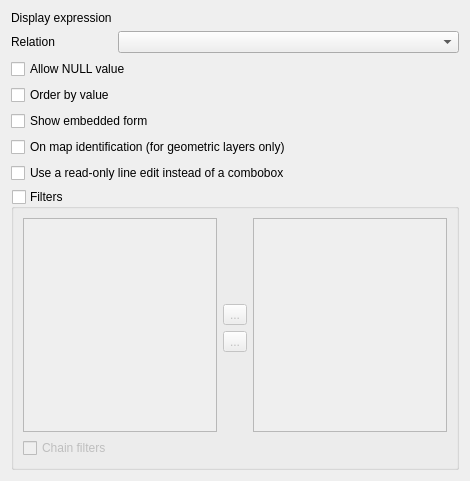
The window that SWGIS-DLLSrc/SWGIS-Gui/swgisrelationreferenceconfigdlgbase.ui (LZS1991/SWGIS) describes before a commit, drawn with Qt 5.
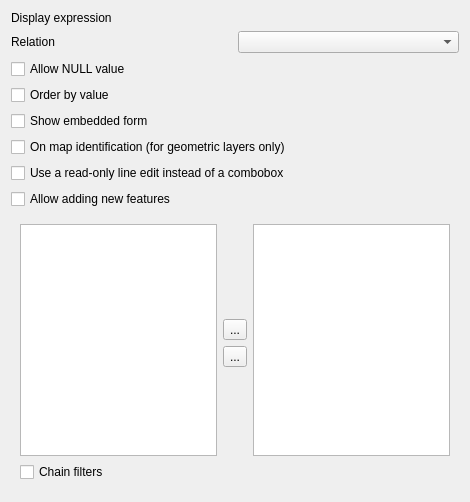
The same window after the commit. Icons and pictures are not drawn. Custom widgets are drawn as their Qt base class.

```diff
--- a/SWGIS-DLLSrc/SWGIS-Gui/swgisrelationreferenceconfigdlgbase.ui
+++ b/SWGIS-DLLSrc/SWGIS-Gui/swgisrelationreferenceconfigdlgbase.ui
@@ -7,80 +7,77 @@
     <x>0</x>
     <y>0</y>
     <width>470</width>
-    <height>481</height>
+    <height>502</height>
    </rect>
   </property>
   <property name="windowTitle">
    <string>Dialog</string>
   </property>
-  <layout class="QFormLayout" name="formLayout">
-   <property name="fieldGrowthPolicy">
-    <enum>QFormLayout::AllNonFixedFieldsGrow</enum>
-   </property>
-   <item row="0" column="0">
-    <widget class="QLabel" name="label">
+  <layout class="QGridLayout" name="gridLayout_2">
+   <item row="4" column="0" colspan="2">
+    <widget class="QCheckBox" name="mCbxShowForm">
      <property name="text">
-      <string>Display expression</string>
-     </property>
-    </widget>
-   </item>
-   <item row="0" column="1">
-    <widget class="QgsFieldExpressionWidget" name="mExpressionWidget" native="true"/>
-   </item>
-   <item row="1" column="0">
-    <widget class="QLabel" name="label_2">
-     <property name="text">
-      <string>Relation</string>
+      <string>Show embedded form</string>
      </property>
     </widget>
    </item>
    <item row="1" column="1">
     <widget class="QComboBox" name="mComboRelation"/>
    </item>
-   <item row="6" column="0" colspan="2">
+   <item row="2" column="0" colspan="2">
     <widget class="QCheckBox" name="mCbxAllowNull">
      <property name="text">
       <string>Allow NULL value</string>
      </property>
     </widget>
    </item>
-   <item row="8" column="0" colspan="2">
-    <widget class="QCheckBox" name="mCbxShowForm">
-     <property name="text">
-      <string>Show embedded form</string>
-     </property>
-    </widget>
-   </item>
-   <item row="9" column="0" colspan="2">
-    <widget class="QCheckBox" name="mCbxMapIdentification">
-     <property name="text">
-      <string>On map identification (for geometric layers only)</string>
-     </property>
-    </widget>
-   </item>
-   <item row="10" column="0" colspan="2">
+   <item row="6" column="0" colspan="2">
     <widget class="QCheckBox" name="mCbxReadOnly">
      <property name="text">
       <string>Use a read-only line edit instead of a combobox</string>
      </property>
     </widget>
    </item>
-   <item row="7" column="0" colspan="2">
+   <item row="0" column="1">
+    <widget class="QgsFieldExpressionWidget" name="mExpressionWidget" native="true"/>
+   </item>
+   <item row="1" column="0">
+    <widget class="QLabel" name="label_2">
+     <property name="text">
+      <string>Relation</string>
+     </property>
+    </widget>
+   </item>
+   <item row="3" column="0">
     <widget class="QCheckBox" name="mCbxOrderByValue">
      <property name="text">
       <string>Order by value</string>
      </property>
     </widget>
    </item>
-   <item row="11" column="0" colspan="2">
-    <widget class="QgsCollapsibleGroupBox" name="mFilterGroupBox">
-     <property name="title">
+   <item row="5" column="0" colspan="2">
+    <widget class="QCheckBox" name="mCbxMapIdentification">
+     <property name="text">
+      <string>On map identification (for geometric layers only)</string>
+     </property>
+    </widget>
+   </item>
+   <item row="0" column="0">
+    <widget class="QLabel" name="label">
+     <property name="text">
+      <string>Display expression</string>
+     </property>
+    </widget>
+   </item>
+   <item row="8" column="0" colspan="2">
+    <widget class="QgsCollapsibleGroupBox" name="mFilterGroupBox" native="true">
+     <property name="title" stdset="0">
       <string>Filters</string>
      </property>
-     <property name="checkable">
+     <property name="checkable" stdset="0">
       <bool>true</bool>
      </property>
-     <property name="checked">
+     <property name="checked" stdset="0">
       <bool>false</bool>
      </property>
      <layout class="QGridLayout" name="gridLayout">
@@ -151,21 +148,28 @@
      </layout>
     </widget>
    </item>
+   <item row="7" column="0" colspan="2">
+    <widget class="QCheckBox" name="mCbxAllowAddFeatures">
+     <property name="text">
+      <string>Allow adding new features</string>
+     </property>
+    </widget>
+   </item>
   </layout>
  </widget>
  <customwidgets>
-  <customwidget>
-   <class>QgsFieldExpressionWidget</class>
-   <extends>QWidget</extends>
-   <header>qgsfieldexpressionwidget.h</header>
-   <container>1</container>
-  </customwidget>
   <customwidget>
    <class>QgsCollapsibleGroupBox</class>
-   <extends>QGroupBox</extends>
+   <extends>QWidget</extends>
    <header>qgscollapsiblegroupbox.h</header>
    <container>1</container>
   </customwidget>
+  <customwidget>
+   <class>QgsFieldExpressionWidget</class>
+   <extends>QWidget</extends>
+   <header>qgsfieldexpressionwidget.h</header>
+   <container>1</container>
+  </customwidget>
  </customwidgets>
  <tabstops>
   <tabstop>mComboRelation</tabstop>
```
Left out of the diff: 4 changed lines with no effect on the pictures.
